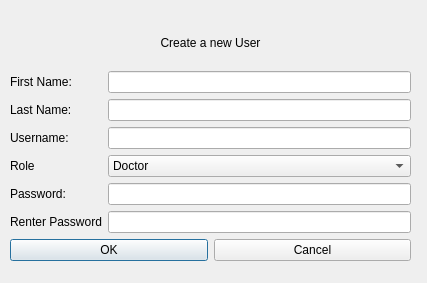
This is newuser.ui in luigiacuna/UB-GUI-OOP-Final-Project as Qt 5 draws it before an edit. The edited form follows.
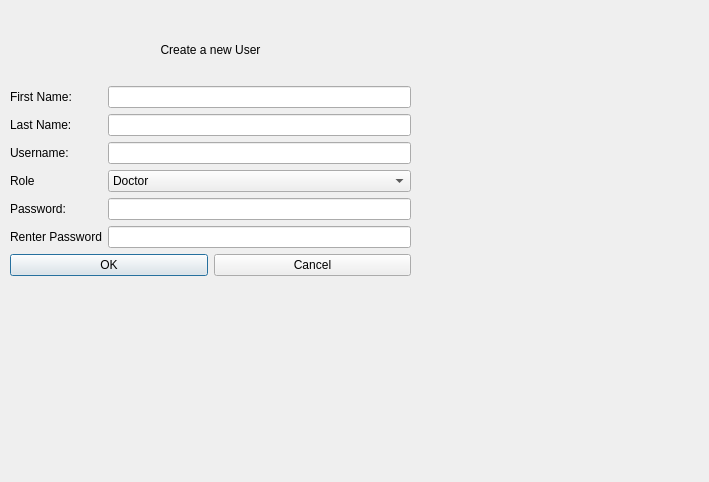
This is the edited form. Icons and pictures are not drawn.

Patch:
```diff
--- a/newuser.ui
+++ b/newuser.ui
@@ -6,8 +6,8 @@
    <rect>
     <x>0</x>
     <y>0</y>
-    <width>427</width>
-    <height>283</height>
+    <width>709</width>
+    <height>482</height>
    </rect>
   </property>
   <property name="windowTitle">
@@ -23,7 +23,7 @@
      <x>10</x>
      <y>20</y>
      <width>401</width>
-     <height>241</height>
+     <height>256</height>
     </rect>
    </property>
    <layout class="QVBoxLayout" name="mainLayout">
```
Left out of the diff: 16 changed lines with no effect on the pictures.
